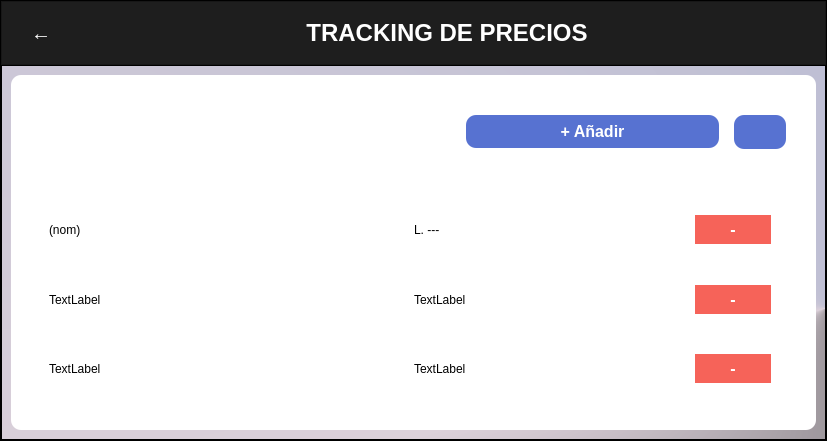
The window that Interfaz/gui/Tracking_GMG.ui (50DayEmpire/Tracking_Precios) describes before a commit, drawn with Qt 5.
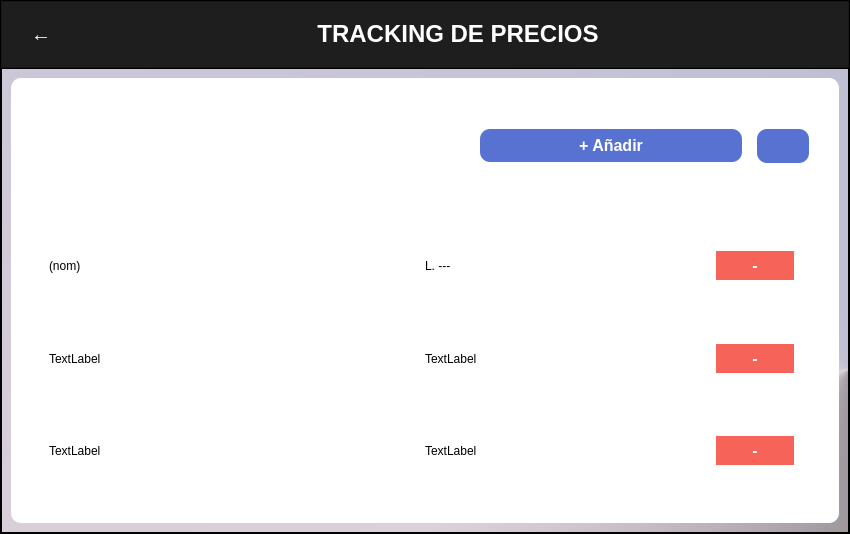
The same window after the commit. Icons and pictures are not drawn.

What changed in the file:
```diff
--- a/Interfaz/gui/Tracking_GMG.ui
+++ b/Interfaz/gui/Tracking_GMG.ui
@@ -6,8 +6,8 @@
    <rect>
     <x>0</x>
     <y>0</y>
-    <width>827</width>
-    <height>441</height>
+    <width>850</width>
+    <height>534</height>
    </rect>
   </property>
   <property name="windowTitle">
@@ -98,7 +98,7 @@
              <widget class="QPushButton" name="btnatras">
               <property name="font">
                <font>
-                <pointsize>-1</pointsize>
+                <pointsize>1</pointsize>
                 <bold>true</bold>
                </font>
               </property>
@@ -109,7 +109,7 @@
                <string notr="true">QPushButton{
 background-color: transparent;
         border: none; 
-        color: #fff; 
+        color: #ffffff; 
         padding: 10px 20px;
         font-size: 20px;
         font-weight: bold; 
```
Left out of the diff: 3 changed lines with no effect on the pictures.
